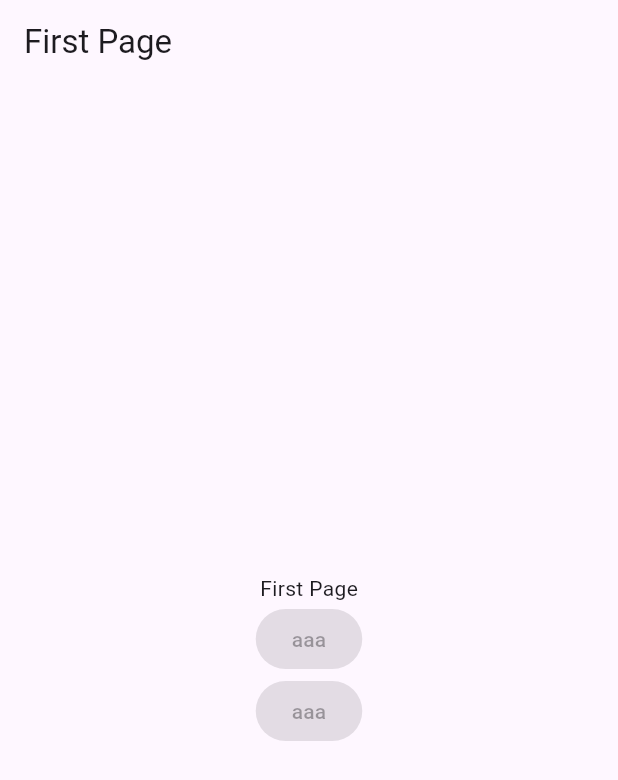
After one commit to cat-katsushika/project2_mobile, a Flutter app: the screen it shows after launch, on a phone screen of 412 x 824 dp. The commit adds this screen. Shown: the top 780 px of the screen. Run offline on Flutter 3.47's test engine with Material 3 defaults, Android fonts, the phone set to English and light mode, and no system bars; our stand-ins replace flutter_riverpod, freezed_annotation, riverpod_annotation, shared_preferences; generated files the repository leaves out were written again.

Commit message:
初期画面の遷移作成

```diff
--- a/lib/main.dart
+++ b/lib/main.dart
@@ -2,6 +2,8 @@ import 'package:flutter/material.dart';
 import 'package:flutter_riverpod/flutter_riverpod.dart';
 
 import 'package:project2_mobile/pages/my_home_page.dart';
+import 'package:project2_mobile/pages/first_page.dart';
+import 'package:project2_mobile/providers/logged_in_state_provider.dart';
 
 void main() {
   runApp(
@@ -11,17 +13,25 @@ void main() {
   );
 }
 
-class MyApp extends StatelessWidget {
+class MyApp extends ConsumerWidget {
   const MyApp({super.key});
 
   @override
-  Widget build(BuildContext context) {
-    return MaterialApp(
-      theme: ThemeData(
-        colorScheme: ColorScheme.fromSeed(seedColor: Colors.deepPurple),
-        useMaterial3: true,
-      ),
-      home: const MyHomePage(title: 'Project2 App'),
+  Widget build(BuildContext context, WidgetRef ref) {
+    final AsyncValue<bool> asyncLoginState = ref.watch(loggedInStateProvider);
+
+    return asyncLoginState.when(
+      data: (isLoggedIn) {
+        return MaterialApp(
+          theme: ThemeData(
+            colorScheme: ColorScheme.fromSeed(seedColor: Colors.deepPurple),
+            useMaterial3: true,
+          ),
+          home: isLoggedIn ? const MyHomePage(title: 'Project2 App') : const FirstPage(),
+        );
+      },
+      loading: () => const CircularProgressIndicator(),
+      error: (error, stack) => Text('エラーが発生しました: $error'),
     );
   }
 }
--- /dev/null
+++ b/lib/pages/first_page.dart
@@ -0,0 +1,25 @@
+import 'package:flutter/material.dart';
+
+
+class FirstPage extends StatelessWidget {
+  const FirstPage({Key? key}) : super(key: key);
+
+  @override
+  Widget build(BuildContext context) {
+    return Scaffold(
+      appBar: AppBar(
+        title: const Text('First Page'),
+      ),
+      body: const Center(
+        child: Column(
+          mainAxisAlignment: MainAxisAlignment.center,
+          children: <Widget>[
+            Text('First Page'),
+            ElevatedButton(onPressed: null, child: Text("aaa")),
+            ElevatedButton(onPressed: null, child: Text("aaa"))
+          ],
+        ),
+      )
+    );
+  }
+}
--- a/pubspec.yaml
+++ b/pubspec.yaml
@@ -40,6 +40,7 @@ dependencies:
   freezed_annotation: ^2.4.1
   json_annotation: ^4.8.1
   http: ^1.2.0
+  shared_preferences: ^2.2.2
 
 dev_dependencies:
   flutter_test:
```
Also changed, not shown: lib/providers/logged_in_state_provider.dart (added, +34 -0 lines), lib/providers/logged_in_state_provider.g.dart (added), pubspec.lock, 1 other file.
